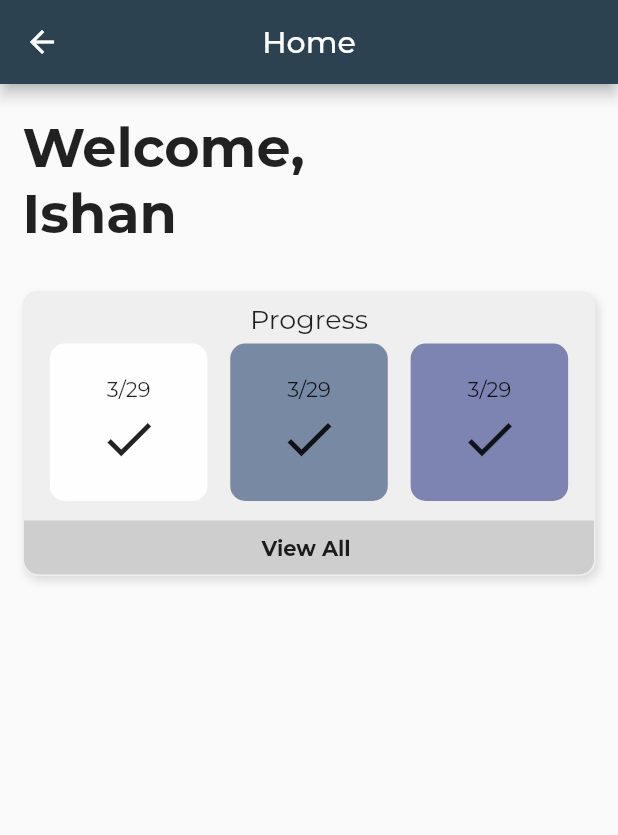
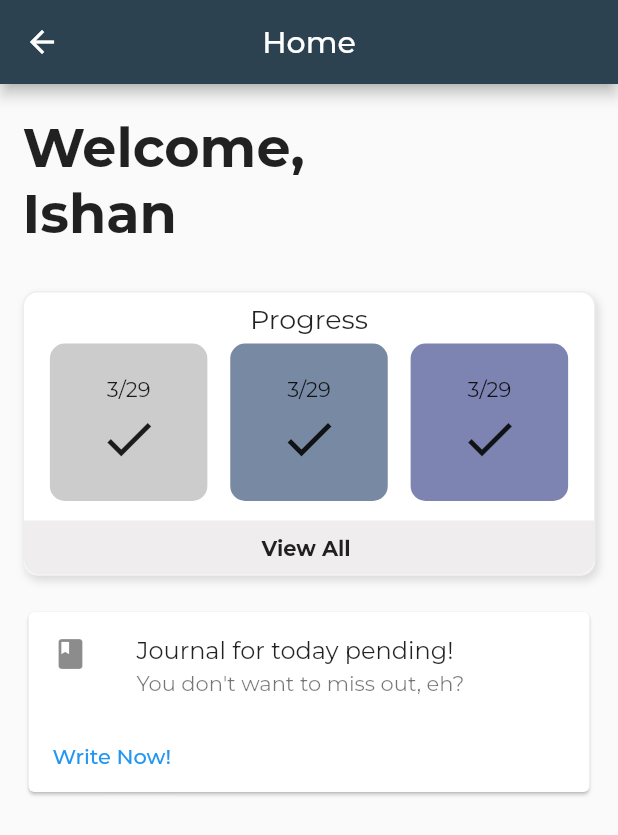
Before and after one commit to Naomi-Ugwuoke/Journal.ly, a Flutter app: the HomePage screen opened directly, on a phone screen of 412 x 824 dp. Shown: the top 835 px of the screen. Run offline on Flutter 3.47's test engine with Material 2 defaults, Android fonts, the phone set to English and light mode, and no system bars; our stand-ins replace cloud_firestore, firebase_core, google_fonts; accounts and stored records are empty.

```diff
--- a/lib/Pages/HomePage.dart
+++ b/lib/Pages/HomePage.dart
@@ -1,4 +1,5 @@
 import 'package:flutter/material.dart';
+import 'package:the_bug_chasers/Pages/JournalPage.dart';
 import 'package:the_bug_chasers/Widgets/progress_column.dart';
 
 class HomePage extends StatelessWidget {
@@ -16,11 +17,36 @@ class HomePage extends StatelessWidget {
         padding: const EdgeInsets.symmetric(horizontal: 15.0, vertical: 20.0),
         child: Column(
           crossAxisAlignment: CrossAxisAlignment.start,
-          children: const <Widget>[
-            Text('Welcome, \nIshan', style: TextStyle(fontSize: 36, fontWeight: FontWeight.bold), textAlign: TextAlign.left,),
-            SizedBox(height: 30,),
-            ProgressColumn(),
-            SizedBox(height: 30,)
+          children: <Widget>[
+            const Text('Welcome, \nIshan', style: TextStyle(fontSize: 36, fontWeight: FontWeight.bold), textAlign: TextAlign.left,),
+            const SizedBox(height: 30,),
+            const ProgressColumn(),
+            const SizedBox(height: 20,),
+            Card(
+              child: Column(
+                children: <Widget> [
+                  const ListTile(
+                    leading: Icon(Icons.book),
+                    title: Text('Journal for today pending!'),
+                    subtitle: Text('You don\'t want to miss out, eh?')
+                  ),
+                  Padding(
+                    padding: const EdgeInsets.symmetric(horizontal: 8),
+                    child: Row(
+                      children: [
+                        TextButton(
+                          onPressed: () {
+                            Navigator.push(context,
+                              MaterialPageRoute(builder: (context)=> const JournalPage())
+                            );
+                          },
+                          child: const Text('Write Now!'))
+                      ],
+                    ),
+                  )
+                ],
+              ),
+            )
           ],
       )),
     );
--- a/lib/Widgets/progress_column.dart
+++ b/lib/Widgets/progress_column.dart
@@ -15,7 +15,7 @@ class _ProgressColumnState extends State<ProgressColumn> {
     return Container(
       height: 190,
       decoration: BoxDecoration(
-        color: const Color(0xffefefef),
+        color: const Color(0xffffffff),
         border: Border.all(width: 1, color: const Color(0xffeeeeee)),
         borderRadius: const BorderRadius.all(Radius.circular(10)),
         boxShadow: const [BoxShadow(color: Colors.black12, blurRadius: 4.0, offset: Offset(2, 3))]
@@ -33,10 +33,10 @@ class _ProgressColumnState extends State<ProgressColumn> {
                 Row(
                   // crossAxisAlignment: CrossAxisAlignment.center,
                   mainAxisAlignment: MainAxisAlignment.spaceEvenly,
-                  children: const [
-                    ProgressColumnDayWidget(dayColor: Color(0xfffefefe)),
-                    ProgressColumnDayWidget(dayColor: Color(0xff788aa3)),
-                    ProgressColumnDayWidget(dayColor: Color(0xff7d84b2)),
+                  children: [
+                    ProgressColumnDayWidget(dayColor: const Color(0xffcccccc), date: DateTime.now(),),
+                    ProgressColumnDayWidget(dayColor: const Color(0xff788aa3), date: DateTime.now(),),
+                    ProgressColumnDayWidget(dayColor: const Color(0xff7d84b2), date: DateTime.now(),),
                   ]
                 ),
               ],
@@ -48,7 +48,7 @@ class _ProgressColumnState extends State<ProgressColumn> {
             height: 36,
             alignment: Alignment.center,
             decoration: const BoxDecoration(
-              color: Color(0xffcecece),
+              color: Color(0xfff0Edee),
               borderRadius: BorderRadius.only(bottomLeft: Radius.circular(10), bottomRight: Radius.circular(10))
             ),
             child: InkWell(
--- a/lib/Widgets/progress_column_day_widget.dart
+++ b/lib/Widgets/progress_column_day_widget.dart
@@ -4,7 +4,9 @@ class ProgressColumnDayWidget extends StatelessWidget {
 
   final Color dayColor;
 
-  const ProgressColumnDayWidget({ Key? key, required this.dayColor }) : super(key: key);
+  final DateTime date;
+
+  const ProgressColumnDayWidget({ Key? key, required this.dayColor, required this.date }) : super(key: key);
 
 
   @override
@@ -21,7 +23,7 @@ class ProgressColumnDayWidget extends StatelessWidget {
         crossAxisAlignment: CrossAxisAlignment.center,
         mainAxisAlignment: MainAxisAlignment.center,
         children: [
-          Text(DateTime.now().month.toString() + "/" + DateTime.now().day.toString()),
+          Text(date.month.toString() + "/" + date.day.toString()),
           const SizedBox(height: 5),
           const Icon(Icons.check, size: 40,)
         ],
```
Also changed, not shown: lib/Pages/RegisterPage.dart (+24 -13 lines).
